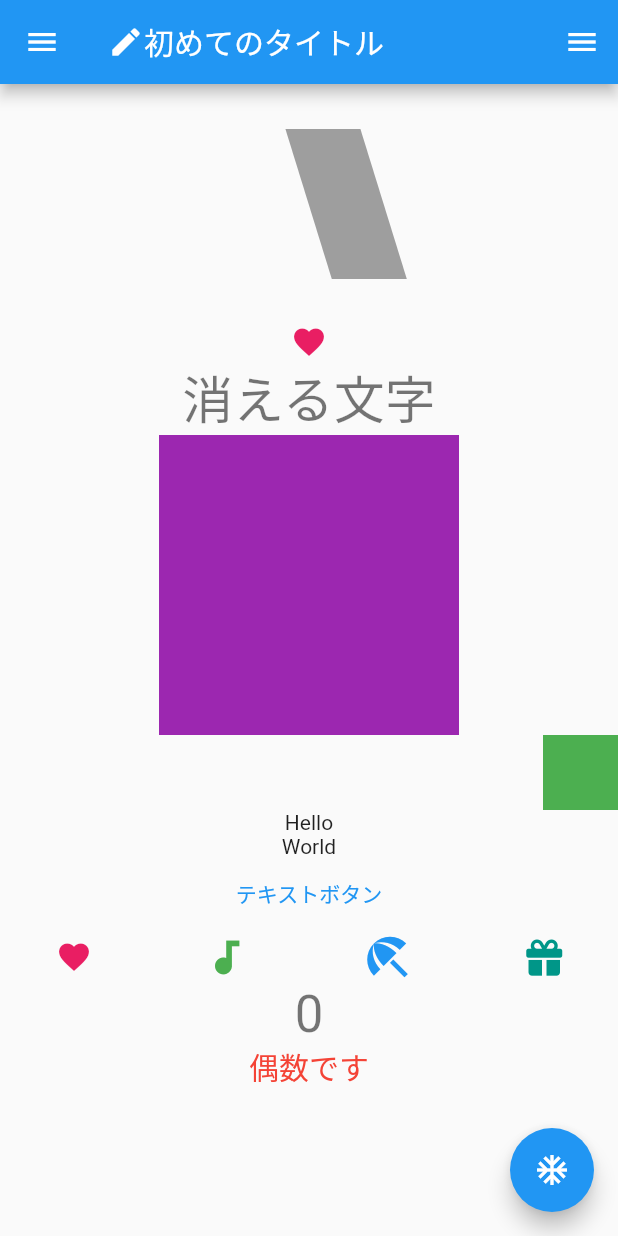
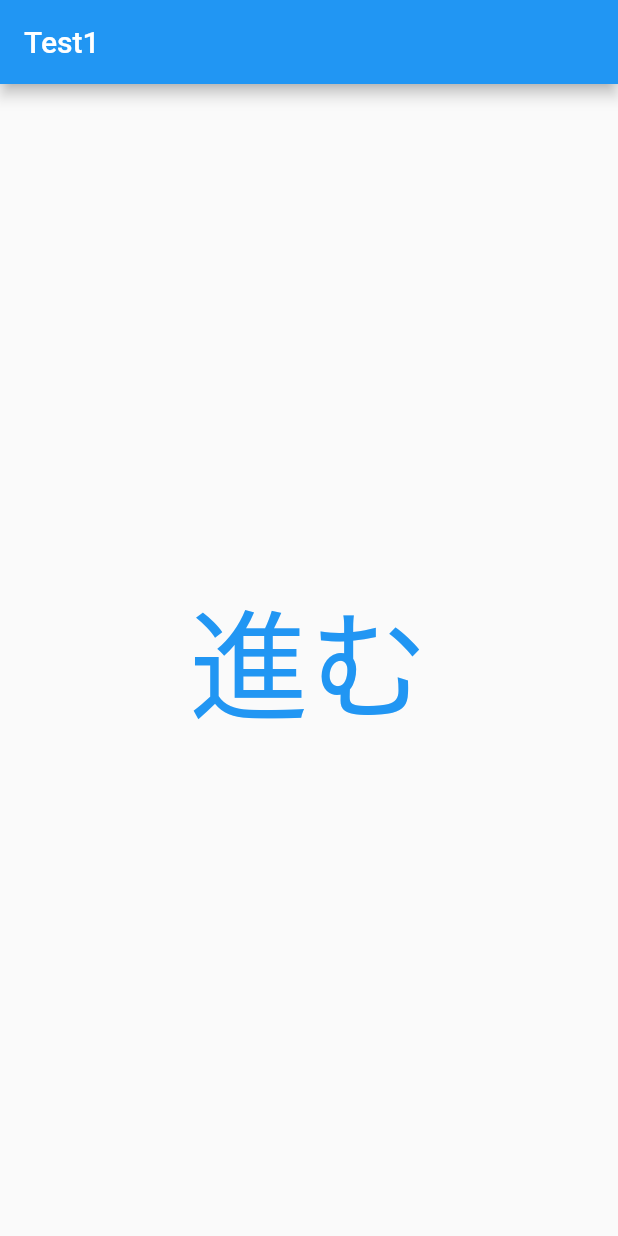
Before and after one commit to Tokoroteen/flutter_application_1, a Flutter app: the screen it shows after launch, on a phone screen of 412 x 824 dp. Run offline on Flutter 3.47's test engine with Material 2 defaults, Android fonts, the phone set to English and light mode, and no system bars; our stand-ins replace font_awesome_flutter.

Commit message:
chapter2 06

```diff
--- a/lib/main.dart
+++ b/lib/main.dart
@@ -1,5 +1,8 @@
 import 'package:flutter/material.dart';
 import 'package:font_awesome_flutter/font_awesome_flutter.dart';
+import 'test_page1.dart';
+import 'test_page2.dart';
+import 'test_page3.dart';
 
 void main() {
   runApp(const MyApp());
@@ -17,6 +20,11 @@ class MyApp extends StatelessWidget {
         primarySwatch: Colors.blue,
       ),
       home: const MyHomePage(title: 'Flutter Demo Home Page'),
+      routes: {
+        "/test1": (BuildContext context) => TestPage1(),
+        "/test2": (BuildContext context) => TestPage2(),
+        "/test3": (BuildContext context) => TestPage3(),
+      },
     );
   }
 }
@@ -29,125 +37,127 @@ class MyHomePage extends StatefulWidget {
 }
 
 class _MyHomePageState extends State<MyHomePage> {
-  bool _flag = false;
+  // bool _flag = false;
 
-  // ボタンクリック時にフラグを切り替える
-  _click() async {
-    setState(() {
-      _flag = !_flag;
-    });
-  }
+  // // ボタンクリック時にフラグを切り替える
+  // _click() async {
+  //   setState(() {
+  //     _flag = !_flag;
+  //   });
+  // }
 
-  int _counter = 0;
-  void _incrementCounter() {
-    setState(() {
-      _counter++;
-    });
-  }
+  // int _counter = 0;
+  // void _incrementCounter() {
+  //   setState(() {
+  //     _counter++;
+  //   });
+  // }
 
   @override
   Widget build(BuildContext context) {
-    return Scaffold(
-      appBar: AppBar(
-        // Here we take the value from the MyHomePage object that was created by
-        // the App.build method, and use it to set our appbar title.
-        title: Row(
-          children: const [
-            Icon(Icons.create),
-            Text("初めてのタイトル"),
-          ],
-        ),
-      ),
-      body: Column(
-        children: [
-          Column(
-            mainAxisAlignment: MainAxisAlignment.center,
-            children: <Widget>[
-              AnimatedContainer(
-                  duration: const Duration(seconds: 3),
-                  width: _flag ? 100 : 50,
-                  height: _flag ? 50 : 100,
-                  padding: _flag
-                      ? const EdgeInsets.all(0)
-                      : const EdgeInsets.all(30),
-                  margin: _flag
-                      ? const EdgeInsets.all(0)
-                      : const EdgeInsets.all(30),
-                  transform: _flag ? Matrix4.skewX(0.0) : Matrix4.skewX(0.3),
-                  color: _flag ? Colors.blue : Colors.grey),
-              AnimatedSwitcher(
-                  duration: const Duration(seconds: 3),
-                  child: _flag
-                      ? const Text("なにもない")
-                      : const Icon(Icons.favorite, color: Colors.pink))
-            ],
-          ),
-          Column(
-            mainAxisAlignment: MainAxisAlignment.center,
-            children: <Widget>[
-              AnimatedOpacity(
-                  opacity: _flag ? 0.1 : 1.0,
-                  duration: const Duration(seconds: 3),
-                  child: Text(
-                    "消える文字",
-                    style: Theme.of(context).textTheme.headline4,
-                  )),
-              AnimatedSize(
-                  duration: const Duration(seconds: 3),
-                  child: SizedBox(
-                      width: _flag ? 50 : 200,
-                      height: _flag ? 50 : 200,
-                      child: Container(color: Colors.purple))),
-              AnimatedAlign(
-                  duration: const Duration(seconds: 3),
-                  alignment: _flag ? Alignment.topLeft : Alignment.bottomRight,
-                  child: SizedBox(
-                      width: 50,
-                      height: 50,
-                      child: Container(color: Colors.green)))
-            ],
-          ),
-          const Text("Hello"),
-          const Text("World"),
-          TextButton(
-              onPressed: () => {print("Button is pushed")},
-              child: const Text("テキストボタン")),
-          Row(
-            mainAxisAlignment: MainAxisAlignment.spaceAround,
-            children: const [
-              Icon(
-                Icons.favorite,
-                color: Colors.pink,
-                size: 24.0,
-              ),
-              Icon(
-                Icons.audiotrack,
-                color: Colors.green,
-                size: 30.0,
-              ),
-              Icon(
-                Icons.beach_access,
-                color: Colors.blue,
-                size: 36.0,
-              ),
-              Icon(FontAwesomeIcons.gift, color: Colors.teal)
-            ],
-          ),
-          Text(
-            '$_counter',
-            style: Theme.of(context).textTheme.headline4,
-          ),
-          if (_counter % 2 == 0)
-            const Text('偶数です',
-                style: TextStyle(fontSize: 20, color: Colors.red))
-        ],
-      ),
-      floatingActionButton: FloatingActionButton(
-        onPressed: _click,
-        child: const Icon(Icons.ac_unit_outlined),
-      ),
-      drawer: const Drawer(child: Center(child: Text("Drawer"))),
-      endDrawer: const Drawer(child: Center(child: Text("endDrawer"))),
-    );
+    return Scaffold(body: TestPage1());
   }
 }
+//       appBar: AppBar(
+//         // Here we take the value from the MyHomePage object that was created by
+//         // the App.build method, and use it to set our appbar title.
+//         title: Row(
+//           children: const [
+//             Icon(Icons.create),
+//             Text("初めてのタイトル"),
+//           ],
+//         ),
+//       ),
+//       body: Column(
+//         children: [
+//           // Column(
+//           //   mainAxisAlignment: MainAxisAlignment.center,
+//           //   children: <Widget>[
+//           //     AnimatedContainer(
+//           //         duration: const Duration(seconds: 3),
+//           //         width: _flag ? 100 : 50,
+//           //         height: _flag ? 50 : 100,
+//           //         padding: _flag
+//           //             ? const EdgeInsets.all(0)
+//           //             : const EdgeInsets.all(30),
+//           //         margin: _flag
+//           //             ? const EdgeInsets.all(0)
+//           //             : const EdgeInsets.all(30),
+//           //         transform: _flag ? Matrix4.skewX(0.0) : Matrix4.skewX(0.3),
+//           //         color: _flag ? Colors.blue : Colors.grey),
+//           //     AnimatedSwitcher(
+//           //         duration: const Duration(seconds: 3),
+//           //         child: _flag
+//           //             ? const Text("なにもない")
+//           //             : const Icon(Icons.favorite, color: Colors.pink))
+//           //   ],
+//           // ),
+//           // Column(
+//           //   mainAxisAlignment: MainAxisAlignment.center,
+//           //   children: <Widget>[
+//           //     AnimatedOpacity(
+//           //         opacity: _flag ? 0.1 : 1.0,
+//           //         duration: const Duration(seconds: 3),
+//           //         child: Text(
+//           //           "消える文字",
+//           //           style: Theme.of(context).textTheme.headline4,
+//           //         )),
+//           //     AnimatedSize(
+//           //         duration: const Duration(seconds: 3),
+//           //         child: SizedBox(
+//           //             width: _flag ? 50 : 200,
+//           //             height: _flag ? 50 : 200,
+//           //             child: Container(color: Colors.purple))),
+//           //     AnimatedAlign(
+//           //         duration: const Duration(seconds: 3),
+//           //         alignment: _flag ? Alignment.topLeft : Alignment.bottomRight,
+//           //         child: SizedBox(
+//           //             width: 50,
+//           //             height: 50,
+//           //             child: Container(color: Colors.green)))
+//           //   ],
+//           // ),
+//           const Text("Hello"),
+//           const Text("World"),
+//           TextButton(
+//               onPressed: () => {print("Button is pushed")},
+//               child: const Text("テキストボタン")),
+//           Row(
+//             mainAxisAlignment: MainAxisAlignment.spaceAround,
+//             children: const [
+//               Icon(
+//                 Icons.favorite,
+//                 color: Colors.pink,
+//                 size: 24.0,
+//               ),
+//               Icon(
+//                 Icons.audiotrack,
+//                 color: Colors.green,
+//                 size: 30.0,
+//               ),
+//               Icon(
+//                 Icons.beach_access,
+//                 color: Colors.blue,
+//                 size: 36.0,
+//               ),
+//               Icon(FontAwesomeIcons.gift, color: Colors.teal)
+//             ],
+//           ),
+//           Text(
+//             '$_counter',
+//             style: Theme.of(context).textTheme.headline4,
+//           ),
+//           if (_counter % 2 == 0)
+//             const Text('偶数です',
+//                 style: TextStyle(fontSize: 20, color: Colors.red))
+//         ],
+//       ),
+//       floatingActionButton: FloatingActionButton(
+//         onPressed: _incrementCounter,
+//         child: const Icon(Icons.ac_unit_outlined),
+//       ),
+//       drawer: const Drawer(child: Center(child: Text("Drawer"))),
+//       endDrawer: const Drawer(child: Center(child: Text("endDrawer"))),
+//     );
+//   }
+// }
--- /dev/null
+++ b/lib/test_page1.dart
@@ -0,0 +1,16 @@
+import 'package:flutter/material.dart';
+import 'test_page2.dart';
+
+class TestPage1 extends StatelessWidget {
+  @override
+  Widget build(BuildContext context) {
+    return Scaffold(
+        appBar: AppBar(
+          title: const Text("Test1"),
+        ),
+        body: Center(
+            child: TextButton(
+                onPressed: () => {Navigator.of(context).pushNamed("/test2")},
+                child: const Text("進む", style: TextStyle(fontSize: 80)))));
+  }
+}
--- /dev/null
+++ b/lib/test_page2.dart
@@ -0,0 +1,27 @@
+import 'package:flutter/material.dart';
+import 'test_page3.dart';
+
+class TestPage2 extends StatelessWidget {
+  @override
+  Widget build(BuildContext context) {
+    return Scaffold(
+        appBar: AppBar(
+          title: const Text("Test2"),
+        ),
+        body: Center(
+            child:
+                Column(mainAxisAlignment: MainAxisAlignment.center, children: [
+          TextButton(
+              onPressed: () => {
+                    Navigator.of(context)
+                        .push(MaterialPageRoute(builder: (context) {
+                      return TestPage3();
+                    }))
+                  },
+              child: const Text("進む", style: TextStyle(fontSize: 80))),
+          TextButton(
+              onPressed: () => {Navigator.of(context).pop()},
+              child: const Text("戻る", style: TextStyle(fontSize: 80)))
+        ])));
+  }
+}
--- /dev/null
+++ b/lib/test_page3.dart
@@ -0,0 +1,15 @@
+import 'package:flutter/material.dart';
+
+class TestPage3 extends StatelessWidget {
+  @override
+  Widget build(BuildContext context) {
+    return Scaffold(
+        appBar: AppBar(
+          title: const Text("Test3"),
+        ),
+        body: Center(
+            child: TextButton(
+                onPressed: () => {Navigator.of(context).pop()},
+                child: const Text("戻る", style: TextStyle(fontSize: 80)))));
+  }
+}
```
